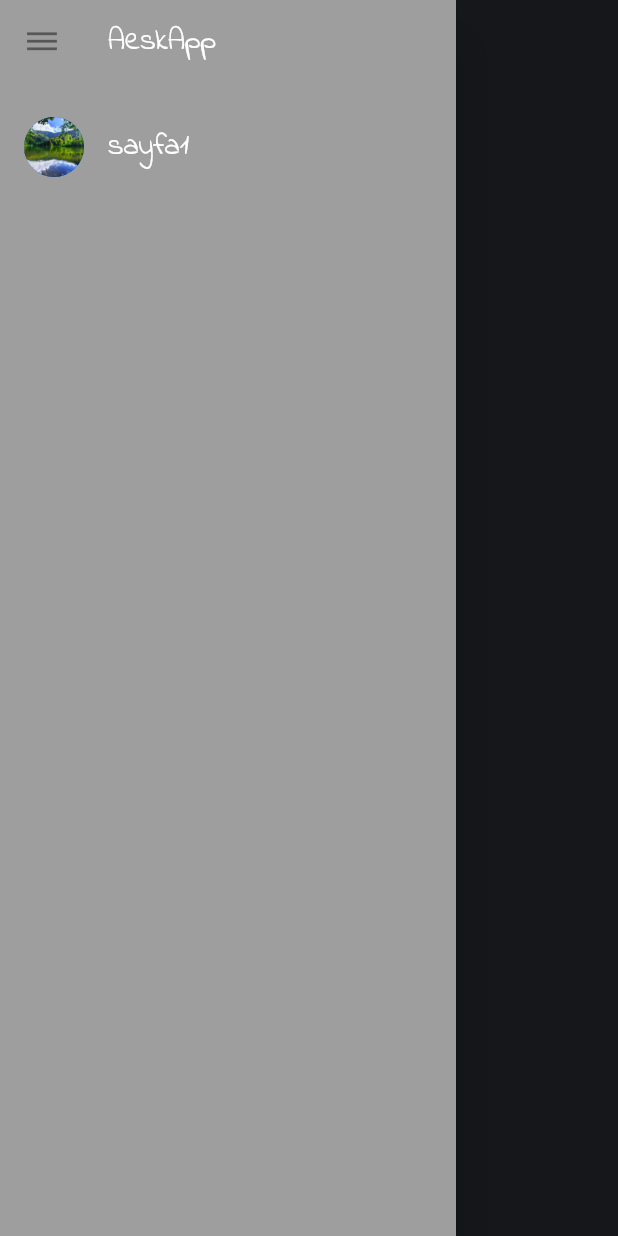
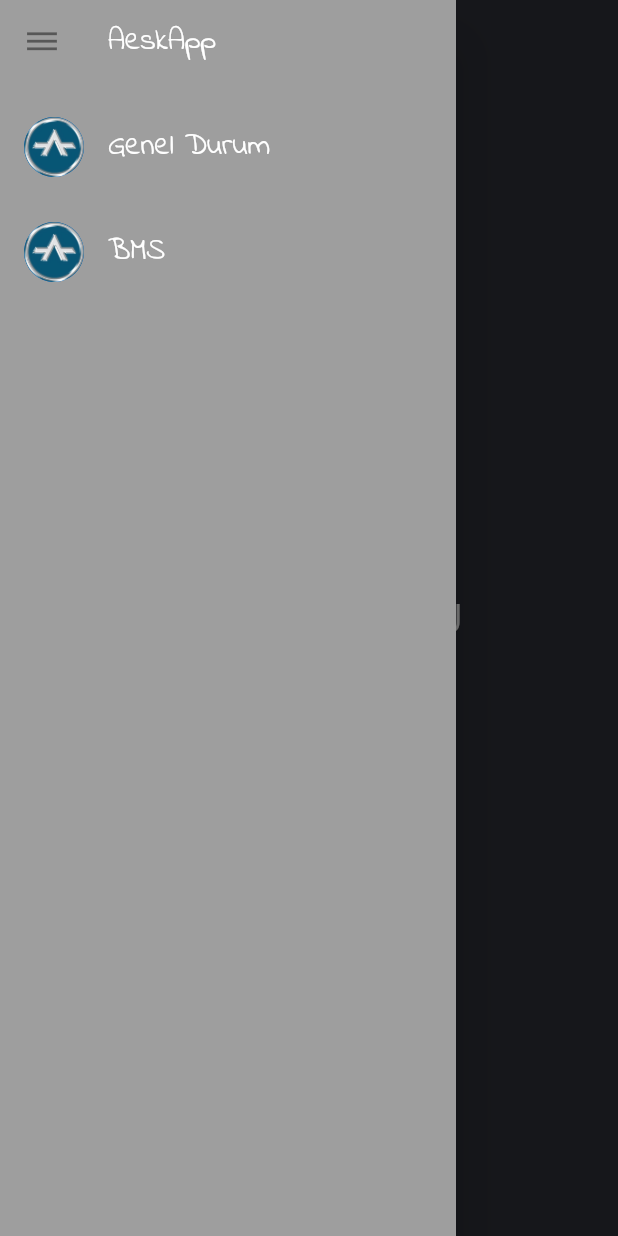
Before and after one commit to Aesk-2020/Telemetry, a Flutter app: the screen it shows after launch, with the side drawer open, on a phone screen of 412 x 824 dp. Run offline on Flutter 3.47's test engine with Material 2 defaults, Android fonts, the phone set to English and light mode, and no system bars.

Commit message:
Eklemeler
BMS sekmesi eklendi, aesk logosu eklendi, yeni font eklendi

```diff
--- a/AeskApp/lib/custom_widgets/aesk_scaffold.dart
+++ b/AeskApp/lib/custom_widgets/aesk_scaffold.dart
@@ -23,12 +23,24 @@ Widget aeskScaffold({Widget myBody, BuildContext context}) {
             Container(
               color: Colors.grey,
               child: ListTile(
-                title: myText("sayfa1", 20, Colors.white, "IndieFlower"),
+                title: myText("Genel Durum", 20, Colors.white, "IndieFlower"),
                 leading: CircleAvatar(
-                  backgroundImage: AssetImage("assets/images/manzara.jpg"),
+                  backgroundImage: AssetImage("assets/images/aesk-logo.png"),
                 ),
-                onTap: (){
+                onTap: () {
                   Navigator.pushReplacementNamed(context, "/General");
+                },
+              ),
+            ),
+            Container(
+              color: Colors.grey,
+              child: ListTile(
+                title: myText("BMS", 20, Colors.white, "IndieFlower"),
+                leading: CircleAvatar(
+                  backgroundImage: AssetImage("assets/images/aesk-logo.png"),
+                ),
+                onTap: () {
+                  Navigator.pushReplacementNamed(context, "/BMS");
                 },
               ),
             ),
--- a/AeskApp/lib/main.dart
+++ b/AeskApp/lib/main.dart
@@ -1,3 +1,4 @@
+import 'package:aeskapp/pages/Bms.dart';
 import 'package:aeskapp/pages/Custom.dart';
 import 'package:aeskapp/pages/General.dart';
 import 'package:aeskapp/pages/Loading.dart';
@@ -17,5 +18,6 @@ void main() => runApp(MaterialApp(
       "/Custom": (context) => Custom(),
       "/Graphs": (context) => Graphs(),
       "/Loading": (context) => Loading(),
+      "/BMS": (context) => Bms(),
     },
     ));
--- a/AeskApp/lib/pages/Home.dart
+++ b/AeskApp/lib/pages/Home.dart
@@ -1,4 +1,5 @@
 import 'package:aeskapp/custom_widgets/aesk_scaffold.dart';
+import 'package:aeskapp/custom_widgets/text_widget.dart';
 import 'package:flutter/material.dart';
 
 class Home extends StatelessWidget {
@@ -11,7 +12,7 @@ class Home extends StatelessWidget {
           children: <Widget>[
             FlatButton(
               onPressed: (){},
-              child: Text("deneme butonu"),
+              child: myText("DENEME BUTONU", 25, Colors.white, "CenturyGothic")
             ),
           ],
         ),
--- a/AeskApp/pubspec.yaml
+++ b/AeskApp/pubspec.yaml
@@ -56,6 +56,9 @@ flutter:
   # list giving the asset and other descriptors for the font. For
   # example:
   fonts:
+    - family: CenturyGothic
+      fonts:
+        - asset: assets/fonts/GOTHIC.TTF
     - family: IndieFlower
       fonts:
         - asset: assets/fonts/IndieFlower-Regular.ttf
```
Also changed, not shown: AeskApp/lib/pages/Bms.dart (+29 -0 lines), AeskApp/assets/fonts/GOTHIC.TTF (added), AeskApp/assets/images/aesk-logo.png (added).
